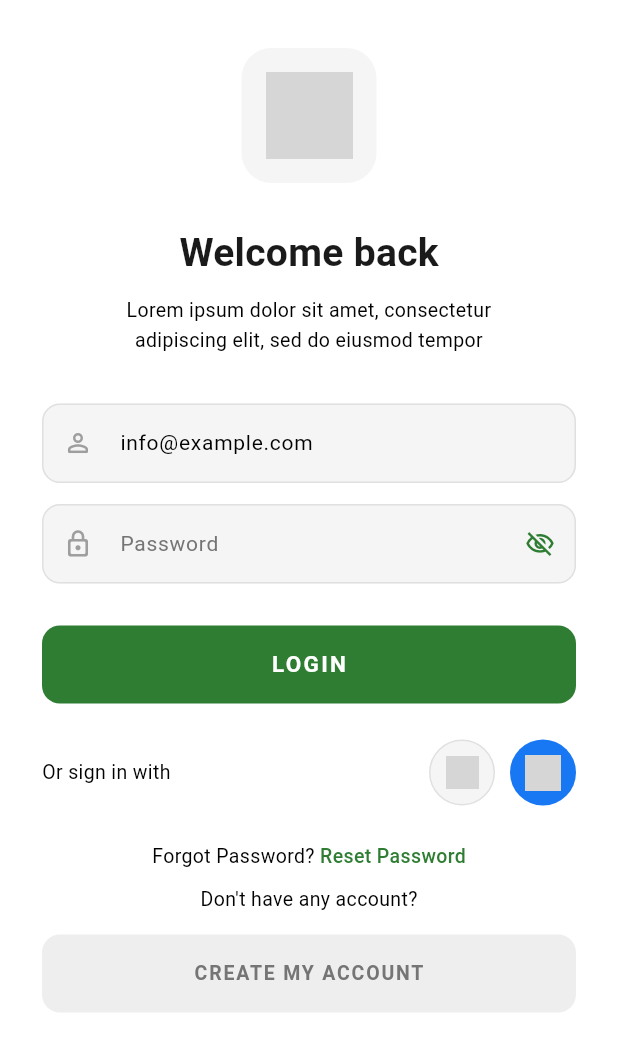
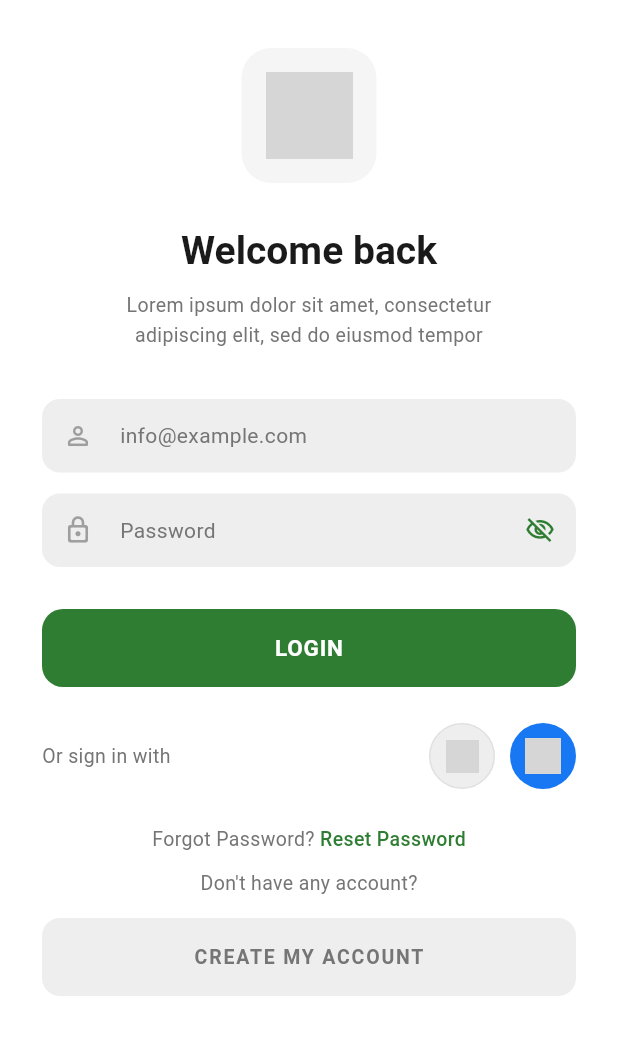
Before and after one commit to hikaamTYZ1234/Project-Sayur, a Flutter app: the screen it shows after launch, on a phone screen of 412 x 824 dp. Shown: the top 1051 px of the screen. Run offline on Flutter 3.47's test engine with Material 3 defaults, Android fonts, the phone set to English and light mode, and no system bars; our stand-ins replace shared_preferences; grey boxes are pictures that could not be loaded.

Commit message:
update fitur login

```diff
--- a/lib/features/auth/screens/login_screen.dart
+++ b/lib/features/auth/screens/login_screen.dart
@@ -25,36 +25,10 @@ class _LoginScreenState extends State<LoginScreen> {
 
   @override
   Widget build(BuildContext context) {
-    // ── THEME (hanya ini yang berubah dari kode asli) ──────────────
     final isDark = context.watch<ThemeProvider>().isDarkMode;
 
-    final Color bgColor =
-        isDark ? AppColors.backgroundDark : AppColors.backgroundLight;
-    final Color textPrimary =
-        isDark ? AppColors.textPrimaryDark : AppColors.textPrimaryLight;
-    final Color textSecondary =
-        isDark ? AppColors.textSecondaryDark : AppColors.textSecondaryLight;
-    final Color fieldFill =
-        isDark ? AppColors.surfaceDark : AppColors.surfaceLight;
-    final Color fieldBorder =
-        isDark ? AppColors.dividerDark : AppColors.dividerLight;
-    final Color iconColor =
-        isDark ? AppColors.iconInactiveDark : AppColors.iconInactiveLight;
-    final Color logoBg =
-        isDark ? AppColors.surfaceDark : AppColors.surfaceLight;
-    final Color createAccountBg =
-        isDark ? AppColors.surfaceVariantDark : AppColors.surfaceVariantLight;
-    final Color createAccountText =
-        isDark ? AppColors.textSecondaryDark : AppColors.textSecondaryLight;
-    final Color primaryGreen =
-        isDark ? AppColors.primaryGreenLight : AppColors.primaryGreen;
-
-    // Warna hitam untuk teks tertentu (terlepas dari mode gelap/terang)
-    const Color blackColor = Colors.black;
-    // ───────────────────────────────────────────────────────────────
-
     return Scaffold(
-      backgroundColor: bgColor,
+      backgroundColor: isDark ? AppColors.backgroundDark : AppColors.backgroundLight,
       body: SafeArea(
         child: SingleChildScrollView(
           padding: const EdgeInsets.symmetric(horizontal: 28.0, vertical: 32.0),
@@ -66,7 +40,7 @@ class _LoginScreenState extends State<LoginScreen> {
                 width: 90,
                 height: 90,
                 decoration: BoxDecoration(
-                  color: logoBg,
+                  color: isDark ? AppColors.surfaceDark : AppColors.surfaceLight,
                   borderRadius: BorderRadius.circular(20),
                 ),
                 child: Padding(
@@ -77,7 +51,7 @@ class _LoginScreenState extends State<LoginScreen> {
                     errorBuilder: (context, error, stackTrace) => Icon(
                       Icons.eco_rounded,
                       size: 48,
-                      color: primaryGreen,
+                      color: isDark ? AppColors.primaryGreenLight : AppColors.primaryGreen,
                     ),
                   ),
                 ),
@@ -88,23 +62,20 @@ class _LoginScreenState extends State<LoginScreen> {
               // Welcome back
               Text(
                 'Welcome back',
-                style: TextStyle(
+                style: Theme.of(context).textTheme.headlineMedium?.copyWith(
                   fontSize: 26,
                   fontWeight: FontWeight.bold,
-                  color: textPrimary,
-                  letterSpacing: 0.2,
                 ),
               ),
 
               const SizedBox(height: 10),
 
-              // Subtitle (diubah ke hitam)
+              // Subtitle
               Text(
                 'Lorem ipsum dolor sit amet, consectetur\nadipiscing elit, sed do eiusmod tempor',
                 textAlign: TextAlign.center,
-                style: TextStyle(
+                style: Theme.of(context).textTheme.bodyMedium?.copyWith(
                   fontSize: 13,
-                  color: blackColor, // Diubah ke hitam
                   height: 1.5,
                 ),
               ),
@@ -115,38 +86,16 @@ class _LoginScreenState extends State<LoginScreen> {
               TextField(
                 controller: _emailController,
                 keyboardType: TextInputType.emailAddress,
-                style: TextStyle(
-                  color: textPrimary,
-                  fontSize: 14,
-                ),
+                style: Theme.of(context).textTheme.bodyLarge?.copyWith(fontSize: 14),
                 decoration: InputDecoration(
                   hintText: 'info@example.com',
-                  hintStyle: TextStyle(
-                    color: blackColor, // Diubah ke hitam
+                  hintStyle: Theme.of(context).textTheme.bodyMedium?.copyWith(
                     fontSize: 14,
                   ),
                   prefixIcon: Icon(
                     Icons.person_outline_rounded,
-                    color: iconColor,
+                    color: isDark ? AppColors.iconInactiveDark : AppColors.iconInactiveLight,
                     size: 20,
-                  ),
-                  filled: true,
-                  fillColor: fieldFill,
-                  contentPadding: const EdgeInsets.symmetric(
-                    vertical: 16,
-                    horizontal: 16,
-                  ),
-                  border: OutlineInputBorder(
-                    borderRadius: BorderRadius.circular(12),
-                    borderSide: BorderSide(color: fieldBorder, width: 1),
-                  ),
-                  enabledBorder: OutlineInputBorder(
-                    borderRadius: BorderRadius.circular(12),
-                    borderSide: BorderSide(color: fieldBorder, width: 1),
-                  ),
-                  focusedBorder: OutlineInputBorder(
-                    borderRadius: BorderRadius.circular(12),
-                    borderSide: BorderSide(color: primaryGreen, width: 1.5),
                   ),
                 ),
               ),
@@ -157,19 +106,15 @@ class _LoginScreenState extends State<LoginScreen> {
               TextField(
                 controller: _passwordController,
                 obscureText: _obscurePassword,
-                style: TextStyle(
-                  color: textPrimary,
-                  fontSize: 14,
-                ),
+                style: Theme.of(context).textTheme.bodyLarge?.copyWith(fontSize: 14),
                 decoration: InputDecoration(
                   hintText: 'Password',
-                  hintStyle: TextStyle(
-                    color: textSecondary,
+                  hintStyle: Theme.of(context).textTheme.bodyMedium?.copyWith(
                     fontSize: 14,
                   ),
                   prefixIcon: Icon(
                     Icons.lock_outline_rounded,
-                    color: iconColor,
+                    color: isDark ? AppColors.iconInactiveDark : AppColors.iconInactiveLight,
                     size: 20,
                   ),
                   suffixIcon: IconButton(
@@ -177,7 +122,7 @@ class _LoginScreenState extends State<LoginScreen> {
                       _obscurePassword
                           ? Icons.visibility_off_outlined
                           : Icons.visibility_outlined,
-                      color: primaryGreen,
+                      color: isDark ? AppColors.primaryGreenLight : AppColors.primaryGreen,
                       size: 20,
                     ),
                     onPressed: () {
@@ -185,24 +130,6 @@ class _LoginScreenState extends State<LoginScreen> {
                         _obscurePassword = !_obscurePassword;
                       });
                     },
-                  ),
-                  filled: true,
-                  fillColor: fieldFill,
-                  contentPadding: const EdgeInsets.symmetric(
-                    vertical: 16,
-                    horizontal: 16,
-                  ),
-                  border: OutlineInputBorder(
-                    borderRadius: BorderRadius.circular(12),
-                    borderSide: BorderSide(color: fieldBorder, width: 1),
-                  ),
-                  enabledBorder: OutlineInputBorder(
-                    borderRadius: BorderRadius.circular(12),
-                    borderSide: BorderSide(color: fieldBorder, width: 1),
-                  ),
-                  focusedBorder: OutlineInputBorder(
-                    borderRadius: BorderRadius.circular(12),
-                    borderSide: BorderSide(color: primaryGreen, width: 1.5),
                   ),
                 ),
               ),
@@ -217,41 +144,24 @@ class _LoginScreenState extends State<LoginScreen> {
                   onPressed: () {
                     // TODO: handle login
                   },
-                  style: ElevatedButton.styleFrom(
-                    backgroundColor: primaryGreen,
-                    foregroundColor: Colors.white,
-                    elevation: 0,
-                    shape: RoundedRectangleBorder(
-                      borderRadius: BorderRadius.circular(12),
-                    ),
-                  ),
-                  child: const Text(
-                    'LOGIN',
-                    style: TextStyle(
-                      fontSize: 15,
-                      fontWeight: FontWeight.bold,
-                      letterSpacing: 1.5,
-                    ),
-                  ),
+                  child: const Text('LOGIN'),
                 ),
               ),
 
               const SizedBox(height: 24),
 
-              // Or sign in with (dipojok kiri, diubah ke hitam)
+              // Or sign in with
               Row(
-                mainAxisAlignment: MainAxisAlignment.spaceBetween, // Diubah ke spaceBetween
+                mainAxisAlignment: MainAxisAlignment.spaceBetween,
                 children: [
-                  // Teks "Or sign in with" di kiri
                   Text(
                     'Or sign in with',
-                    style: TextStyle(
+                    style: Theme.of(context).textTheme.bodyMedium?.copyWith(
                       fontSize: 13,
-                      color: blackColor, // Diubah ke hitam
                     ),
                   ),
 
-                  // Logo Google dan Facebook di kanan
+                  // Logo Google dan Facebook
                   Row(
                     children: [
                       // Google button
@@ -263,20 +173,22 @@ class _LoginScreenState extends State<LoginScreen> {
                           width: 44,
                           height: 44,
                           decoration: BoxDecoration(
-                            color: fieldFill,
+                            color: isDark ? AppColors.surfaceVariantDark : AppColors.surfaceVariantLight,
                             shape: BoxShape.circle,
-                            border: Border.all(color: fieldBorder, width: 1),
+                            border: Border.all(
+                              color: isDark ? AppColors.dividerDark : AppColors.dividerLight,
+                              width: 1
+                            ),
                           ),
                           child: Padding(
                             padding: const EdgeInsets.all(10.0),
                             child: Image.asset(
                               'google_logo.png',
                               fit: BoxFit.contain,
-                              errorBuilder: (context, error, stackTrace) =>
-                                  const Text(
+                              errorBuilder: (context, error, stackTrace) => Text(
                                 'G',
                                 textAlign: TextAlign.center,
-                                style: TextStyle(
+                                style: const TextStyle(
                                   fontSize: 18,
                                   fontWeight: FontWeight.bold,
                                   color: Color(0xFF4285F4),
@@ -306,8 +218,7 @@ class _LoginScreenState extends State<LoginScreen> {
                             child: Image.asset(
                               'facebook_logo.png',
                               fit: BoxFit.contain,
-                              errorBuilder: (context, error, stackTrace) =>
-                                  const Icon(
+                              errorBuilder: (context, error, stackTrace) => const Icon(
                                 Icons.facebook,
                                 color: Colors.white,
                                 size: 22,
@@ -323,15 +234,14 @@ class _LoginScreenState extends State<LoginScreen> {
 
               const SizedBox(height: 24),
 
-              // Forgot Password (diubah ke hitam)
+              // Forgot Password
               Row(
                 mainAxisAlignment: MainAxisAlignment.center,
                 children: [
                   Text(
                     'Forgot Password? ',
-                    style: TextStyle(
+                    style: Theme.of(context).textTheme.bodyMedium?.copyWith(
                       fontSize: 13,
-                      color: blackColor, // Diubah ke hitam
                     ),
                   ),
                   GestureDetector(
@@ -342,7 +252,7 @@ class _LoginScreenState extends State<LoginScreen> {
                       'Reset Password',
                       style: TextStyle(
                         fontSize: 13,
-                        color: primaryGreen,
+                        color: isDark ? AppColors.primaryGreenLight : AppColors.primaryGreen,
                         fontWeight: FontWeight.w500,
                       ),
                     ),
@@ -352,18 +262,17 @@ class _LoginScreenState extends State<LoginScreen> {
 
               const SizedBox(height: 10),
 
-              // Dont have any account (diubah ke hitam)
+              // Don't have any account
               Text(
                 "Don't have any account?",
-                style: TextStyle(
+                style: Theme.of(context).textTheme.bodyMedium?.copyWith(
                   fontSize: 13,
-                  color: blackColor, // Diubah ke hitam
                 ),
               ),
 
               const SizedBox(height: 14),
 
-              // CREATE MY ACCOUNT button → navigasi ke RegisterScreen
+              // CREATE MY ACCOUNT button
               SizedBox(
                 width: double.infinity,
                 height: 52,
@@ -377,8 +286,8 @@ class _LoginScreenState extends State<LoginScreen> {
                     );
                   },
                   style: ElevatedButton.styleFrom(
-                    backgroundColor: createAccountBg,
-                    foregroundColor: createAccountText,
+                    backgroundColor: isDark ? AppColors.surfaceVariantDark : AppColors.surfaceVariantLight,
+                    foregroundColor: isDark ? AppColors.textSecondaryDark : AppColors.textSecondaryLight,
                     elevation: 0,
                     shape: RoundedRectangleBorder(
                       borderRadius: BorderRadius.circular(12),
@@ -390,7 +299,6 @@ class _LoginScreenState extends State<LoginScreen> {
                       fontSize: 13,
                       fontWeight: FontWeight.bold,
                       letterSpacing: 1.2,
-                      color: createAccountText,
                     ),
                   ),
                 ),
```
